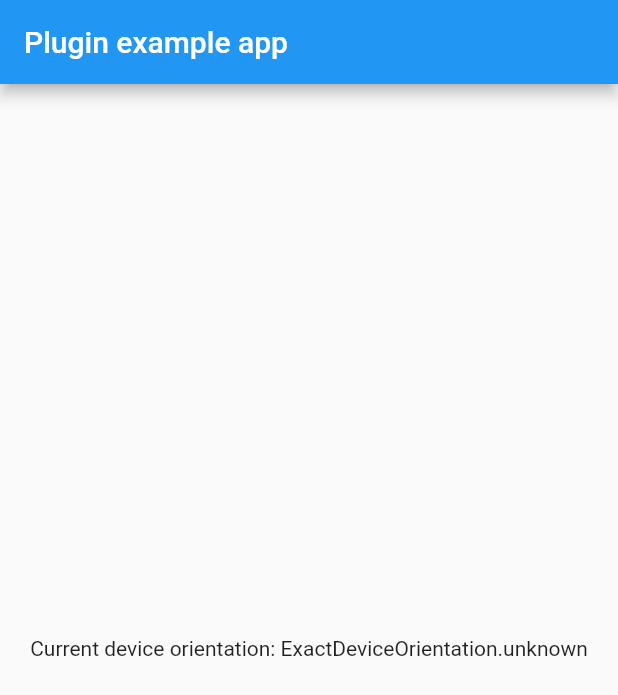
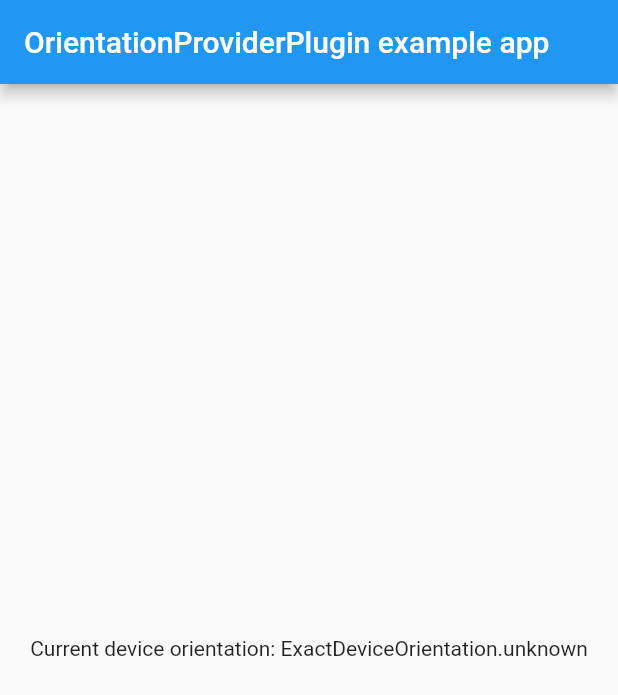
Before and after one commit to Jacqqq/OrientationProvider, a Flutter app: the screen it shows after launch, on a phone screen of 412 x 824 dp. Shown: the top 695 px of the screen. Run offline on Flutter 3.47's test engine with Material 2 defaults, Android fonts, the phone set to English and light mode, and no system bars.

```diff
--- a/example/lib/main.dart
+++ b/example/lib/main.dart
@@ -16,12 +16,6 @@ class _MyAppState extends State<MyApp> {
   @override
   void initState() {
     super.initState();
-    initDeviceOrientationState();
-  }
-
-  Future<void> initDeviceOrientationState() async {
-    _deviceOrientation = await OrientationProvider.orientation;
-    setState(() {});
   }
 
   @override
@@ -37,7 +31,7 @@ class _MyAppState extends State<MyApp> {
       return MaterialApp(
         home: Scaffold(
           appBar: AppBar(
-            title: const Text('Plugin example app'),
+            title: const Text('OrientationProviderPlugin example app'),
           ),
           body: Center(
             child: Text('Current device orientation: $_deviceOrientation\n'),
--- a/pubspec.yaml
+++ b/pubspec.yaml
@@ -2,7 +2,7 @@ name: orientation_provider
 description: Flutter plugin providing native orientation
 version: 0.0.1
 author: Jacek Krasowski <jacekkrasowski@gmail.com>
-homepage:
+homepage: https://github.com/Jacqqq/OrientationProvider
 
 environment:
   sdk: ">=2.1.0 <3.0.0"
```
Also changed, not shown: 1 other file.
